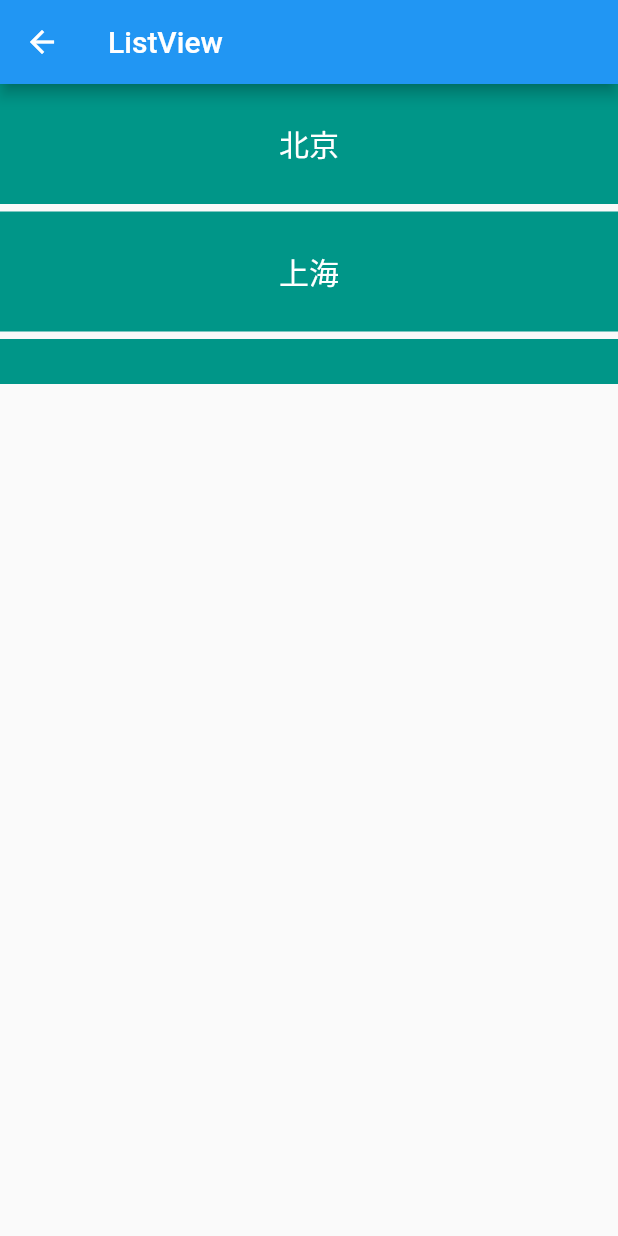
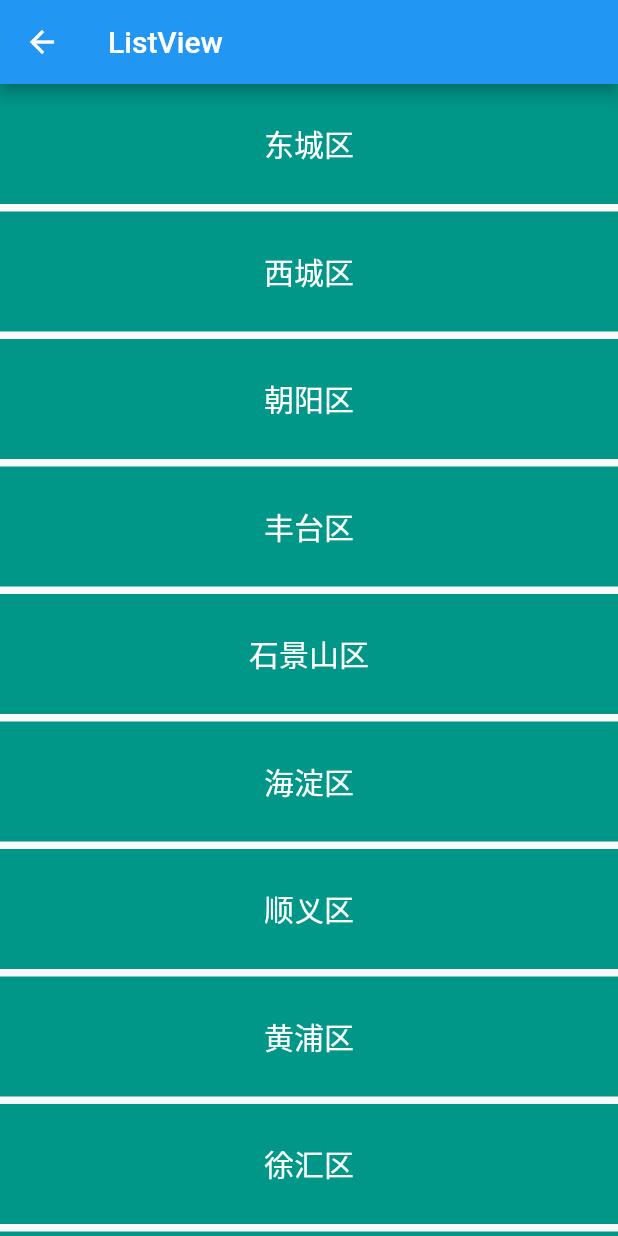
Before and after one commit to DavidYuanX/flutter_photo, a Flutter app: the ListViewPage screen opened by its route, on a phone screen of 412 x 824 dp. Run offline on Flutter 3.47's test engine with Material 2 defaults, Android fonts, the phone set to English and light mode, and no system bars; our stand-ins replace image_picker, shared_preferences; missing offline and left inert: flutter_color_plugin; accounts and stored records are empty.

Commit message:
list 增加 上拉刷新，下啦加载更多

```diff
--- a/lib/listview_page.dart
+++ b/lib/listview_page.dart
@@ -1,6 +1,4 @@
 import 'package:flutter/material.dart';
-
-const APPBAR_SCROLL_OFFSET = 100;
 
 class ListViewPage extends StatefulWidget {
   @override
@@ -8,6 +6,69 @@ class ListViewPage extends StatefulWidget {
 }
 
 class _ListViewPageState extends State<ListViewPage> {
+  List<String> CITY_NAMES = [
+    '东城区',
+    '西城区',
+    '朝阳区',
+    '丰台区',
+    '石景山区',
+    '海淀区',
+    '顺义区',
+    '黄浦区',
+    '徐汇区',
+    '长宁区',
+    '静安区',
+    '普陀区',
+    '闸北区',
+    '虹口区',
+    '越秀',
+    '海珠',
+    '荔湾',
+    '天河',
+    '白云',
+    '黄埔',
+    '南沙',
+    '上城区',
+    '下城区',
+    '江干区',
+    '拱墅区',
+    '西湖区',
+    '滨江区',
+    '姑苏区',
+    '吴中区',
+    '相城区',
+    '高新区',
+    '虎丘区',
+    '工业园区'
+  ];
+  ScrollController _scrollController = ScrollController();
+
+  @override
+  void initState() {
+    _scrollController.addListener(() {
+      if (_scrollController.position.pixels ==
+          _scrollController.position.maxScrollExtent) {
+        _loadData();
+      }
+    });
+    super.initState();
+  }
+
+  _loadData() async {
+    await Future.delayed(Duration(milliseconds: 200));
+    setState(() {
+      List<String> list = List<String>.from(CITY_NAMES);
+      list.addAll(CITY_NAMES);
+      CITY_NAMES = list;
+    });
+  }
+
+  Future<Null> _handleRefresh() async {
+    await Future.delayed(Duration(seconds: 2));
+    setState(() {
+      CITY_NAMES = CITY_NAMES.reversed.toList();
+    });
+  }
 
   @override
   Widget build(BuildContext context) {
@@ -15,25 +76,25 @@ class _ListViewPageState extends State<ListViewPage> {
         appBar: AppBar(
             title: Text('ListView'),
             leading: GestureDetector(
-              onTap: (){
+              onTap: () {
                 Navigator.pop(context);
               },
               child: Icon(Icons.arrow_back),
-            )
-        ),
-      body:
-        Container(
-          height: 200,
+            )),
+        body: Container(
+//          height: 200,
+            child: RefreshIndicator(
           child: ListView(
+            controller: _scrollController,
 //            scrollDirection: Axis.horizontal, /// 横向滚动
             children: _buildList(),
-          )
-        )
-    );
+          ),
+          onRefresh: _handleRefresh,
+        )));
   }
 
   List<Widget> _buildList() {
-    return ['北京', '上海', '广州', '深圳'].map((city) =>_item(city)).toList();
+    return CITY_NAMES.map((city) => _item(city)).toList();
   }
 
   Widget _item(city) {
@@ -42,8 +103,10 @@ class _ListViewPageState extends State<ListViewPage> {
       margin: EdgeInsets.only(bottom: 5),
       alignment: Alignment.center,
       decoration: BoxDecoration(color: Colors.teal),
-      child: Text(city,
-        style: TextStyle(color: Colors.white, fontSize: 20),),
+      child: Text(
+        city,
+        style: TextStyle(color: Colors.white, fontSize: 20),
+      ),
     );
   }
 }
```
